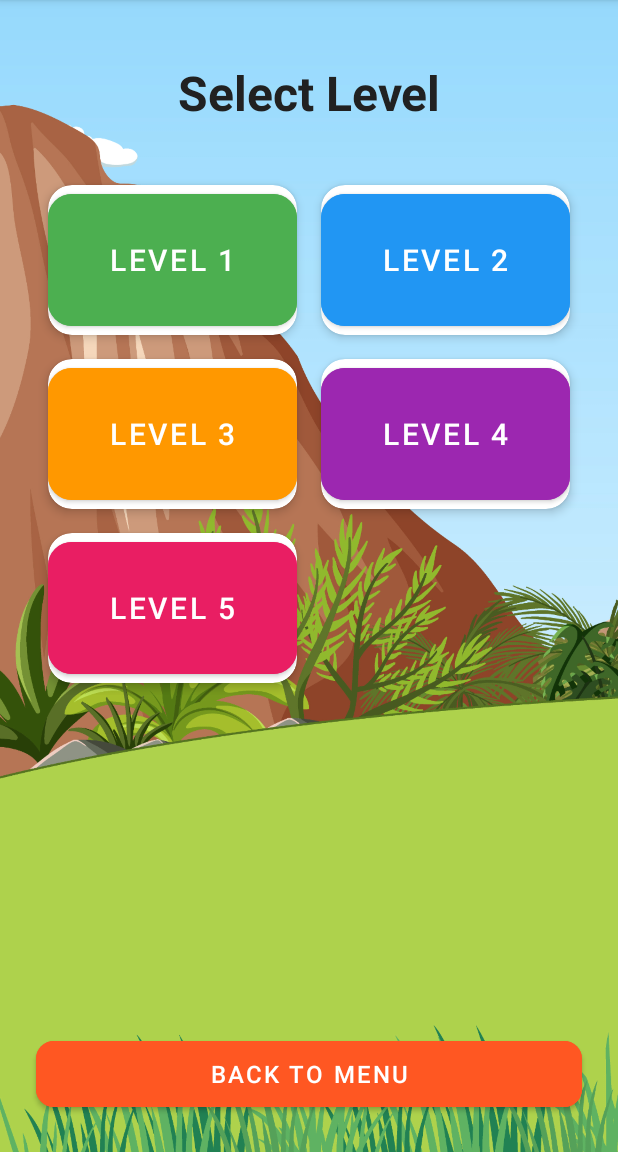
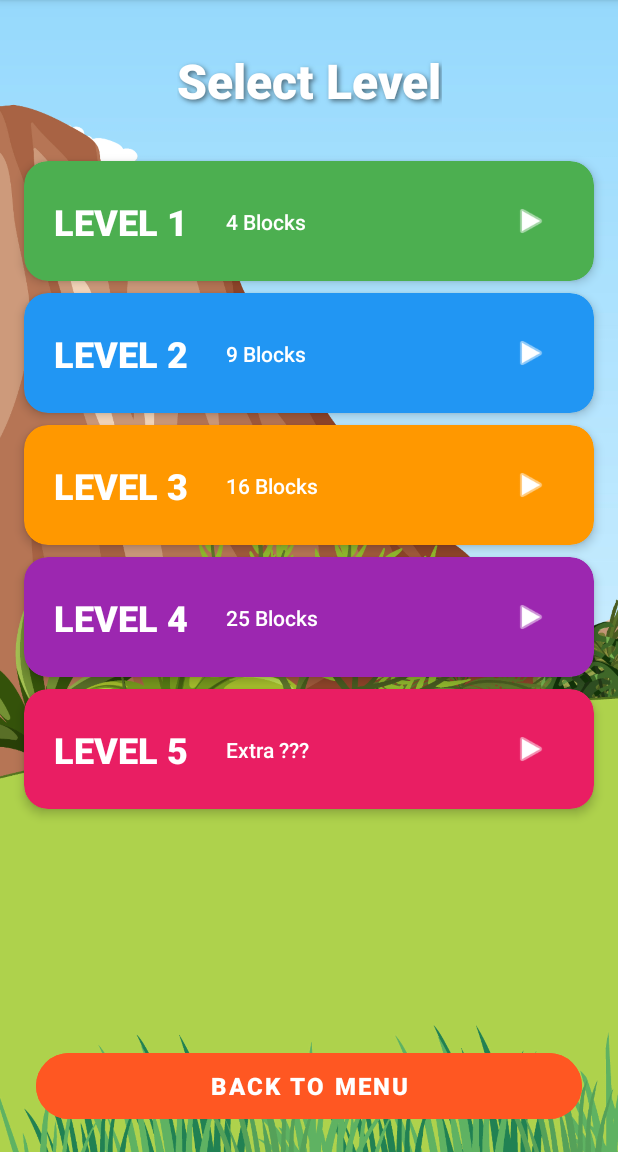
Before and after one commit to Junhui20/Whack_a_mole, an Android app: the SelectLevel screen opened directly, with no data from a screen before it, on a phone screen of 412 x 824 dp, the part 84-1236 px from its top. Run offline under Robolectric (Android 15) with nearby library versions, the phone set to English and light mode, and no system bars.

Commit message:
Update  - Level Select UI Redesign  - Level 5 Bug Fixes

```diff
--- a/app/src/main/java/com/crazycat/whack_a_mole/BaseGameActivity.java
+++ b/app/src/main/java/com/crazycat/whack_a_mole/BaseGameActivity.java
@@ -315,6 +315,44 @@ public abstract class BaseGameActivity extends AppCompatActivity {
     }
 
     /**
+     * Pauses the game timer.
+     */
+    protected void pauseTimer() {
+        if (timer != null) {
+            timer.cancel();
+        }
+    }
+
+    /**
+     * Resumes the game timer.
+     */
+    protected void resumeTimer() {
+        startTimer();
+    }
+
+    /**
+     * Starts the game timer.
+     */
+    protected void startTimer() {
+        if (timer != null) {
+            timer.cancel();
+        }
+        timer = new CountDownTimer(timeRemaining * 1000L, 1000) {
+            @Override
+            public void onTick(long millisUntilFinished) {
+                timeRemaining = (int) (millisUntilFinished / 1000);
+                timerText.setText(getString(R.string.time_format, timeRemaining));
+            }
+
+            @Override
+            public void onFinish() {
+                endLevel();
+            }
+        };
+        timer.start();
+    }
+
+    /**
      * Shows the next mole or power-up.
      */
     protected void showNextMole() {
@@ -423,25 +461,6 @@ public abstract class BaseGameActivity extends AppCompatActivity {
 
         // Show next mole after a delay
         new Handler().postDelayed(this::showNextMole, 50);
-    }
-
-    /**
-     * Starts the game timer.
-     */
-    protected void startTimer() {
-        timer = new CountDownTimer(timeRemaining * 1000L, 1000) {
-            @Override
-            public void onTick(long millisUntilFinished) {
-                timeRemaining = (int) (millisUntilFinished / 1000);
-                timerText.setText(getString(R.string.time_format, timeRemaining));
-            }
-
-            @Override
-            public void onFinish() {
-                endLevel();
-            }
-        };
-        timer.start();
     }
 
     /**
--- a/app/src/main/java/com/crazycat/whack_a_mole/GameActivity.java
+++ b/app/src/main/java/com/crazycat/whack_a_mole/GameActivity.java
@@ -47,7 +47,8 @@ public class GameActivity extends BaseGameActivity {
         }
 
         if (currentLevel == 5 && !tutorialShown) {
-            showTutorial();
+            startGame();  // Start game normally
+            showTutorial();  // Show tutorial which will pause the timer
         } else {
             startGame();
         }
@@ -83,7 +84,19 @@ public class GameActivity extends BaseGameActivity {
         return R.layout.activity_game;
     }
 
+    private void setupGameWithoutTimer() {
+        score = getIntent().getIntExtra(getString(R.string.extra_score), 0);
+        scoreText.setText(getString(R.string.score_display, score));
+        achievementManager = new AchievementManager(this);
+        isGameActive = true;
+        if (timerText != null) {
+            timerText.setText(getString(R.string.time_format, timeRemaining));
+        }
+    }
+
     private void showTutorial() {
+        pauseTimer();  // Pause the timer when showing tutorial
+
         Dialog dialog = new Dialog(this, R.style.LightDialogTheme);
         dialog.setContentView(R.layout.dialog_tutorial);
         dialog.setCancelable(false);
@@ -107,7 +120,7 @@ public class GameActivity extends BaseGameActivity {
             startButton.setOnClickListener(v -> {
                 dialog.dismiss();
                 tutorialShown = true;
-                startGame();
+                resumeTimer();  // Resume the timer when tutorial is dismissed
             });
         }
 
--- /dev/null
+++ b/app/src/main/java/com/crazycat/whack_a_mole/LevelAdapter.java
@@ -0,0 +1,81 @@
+package com.crazycat.whack_a_mole;
+
+import android.content.Context;
+import android.graphics.Color;
+import android.view.LayoutInflater;
+import android.view.View;
+import android.view.ViewGroup;
+import android.view.animation.AnimationUtils;
+import android.widget.TextView;
+import androidx.annotation.NonNull;
+import androidx.recyclerview.widget.RecyclerView;
+import com.google.android.material.card.MaterialCardView;
+
+public class LevelAdapter extends RecyclerView.Adapter<LevelAdapter.LevelViewHolder> {
+    private final Context context;
+    private final OnLevelClickListener listener;
+    private final int[] levelColors = {
+        Color.parseColor("#4CAF50"), // Green
+        Color.parseColor("#2196F3"), // Blue
+        Color.parseColor("#FF9800"), // Orange
+        Color.parseColor("#9C27B0"), // Purple
+        Color.parseColor("#E91E63")  // Pink
+    };
+    private final String[] levelDescriptions = {
+        "4 Blocks",
+        "9 Blocks",
+        "16 Blocks",
+        "25 Blocks",
+        "Extra ???"
+    };
+
+    public interface OnLevelClickListener {
+        void onLevelClick(int level);
+    }
+
+    public LevelAdapter(Context context, OnLevelClickListener listener) {
+        this.context = context;
+        this.listener = listener;
+    }
+
+    @NonNull
+    @Override
+    public LevelViewHolder onCreateViewHolder(@NonNull ViewGroup parent, int viewType) {
+        View view = LayoutInflater.from(context).inflate(R.layout.level_item, parent, false);
+        return new LevelViewHolder(view);
+    }
+
+    @Override
+    public void onBindViewHolder(@NonNull LevelViewHolder holder, int position) {
+        int level = position + 1;
+        holder.levelNumber.setText("LEVEL " + level);
+        holder.levelDescription.setText(levelDescriptions[position]);
+        holder.card.setCardBackgroundColor(levelColors[position]);
+
+        // Apply animation
+        holder.itemView.startAnimation(AnimationUtils.loadAnimation(context, R.anim.item_animation));
+
+        holder.itemView.setOnClickListener(v -> {
+            v.startAnimation(AnimationUtils.loadAnimation(context, R.anim.button_click));
+            listener.onLevelClick(level);
+        });
+    }
+
+    @Override
+    public int getItemCount() {
+        return 5;
+    }
+
+    static class LevelViewHolder extends RecyclerView.ViewHolder {
+        MaterialCardView card;
+        TextView levelNumber;
+        TextView levelDescription;
+
+        LevelViewHolder(View itemView) {
+            super(itemView);
+            card = (MaterialCardView) itemView;
+            levelNumber = itemView.findViewById(R.id.levelNumber);
+            levelDescription = itemView.findViewById(R.id.levelDescription);
+        }
+    }
+}
--- a/app/src/main/java/com/crazycat/whack_a_mole/SelectLevel.java
+++ b/app/src/main/java/com/crazycat/whack_a_mole/SelectLevel.java
@@ -1,42 +1,39 @@
 package com.crazycat.whack_a_mole;
 
 import androidx.appcompat.app.AppCompatActivity;
+import androidx.recyclerview.widget.LinearLayoutManager;
+import androidx.recyclerview.widget.RecyclerView;
 import android.content.Intent;
 import android.os.Bundle;
 import android.view.View;
 
 // Activity for selecting game difficulty level (1-5)
-public class SelectLevel extends AppCompatActivity {
+public class SelectLevel extends AppCompatActivity implements LevelAdapter.OnLevelClickListener {
+    private RecyclerView levelRecyclerView;
+    private LevelAdapter adapter;
 
     @Override
     protected void onCreate(Bundle savedInstanceState) {
         super.onCreate(savedInstanceState);
         setContentView(R.layout.activity_select_level);
+
+        levelRecyclerView = findViewById(R.id.levelRecyclerView);
+        setupRecyclerView();
     }
 
-    // Handles level button clicks and starts game with selected level
-    public void onLevelClick(View view) {
-        int level = -1;
-        int viewId = view.getId();
+    private void setupRecyclerView() {
+        adapter = new LevelAdapter(this, this);
+        levelRecyclerView.setLayoutManager(new LinearLayoutManager(this));
+        levelRecyclerView.setAdapter(adapter);
+    }
 
-        if (viewId == R.id.level1_btn) {
-            level = 1;
-        } else if (viewId == R.id.level2_btn) {
-            level = 2;
-        } else if (viewId == R.id.level3_btn) {
-            level = 3;
-        } else if (viewId == R.id.level4_btn) {
-            level = 4;
-        } else if (viewId == R.id.level5_btn) {
-            level = 5;
-        }
-
-        if (level > 0) {
-            Intent intent = new Intent(this, GameActivity.class);
-            intent.putExtra("level", level);
-            startActivity(intent);
-            overridePendingTransition(R.anim.slide_in_right, R.anim.slide_out_left);
-        }
+    // Handles level selection and starts game with selected level
+    @Override
+    public void onLevelClick(int level) {
+        Intent intent = new Intent(this, GameActivity.class);
+        intent.putExtra("level", level);
+        startActivity(intent);
+        overridePendingTransition(R.anim.slide_in_right, R.anim.slide_out_left);
     }
 
     // Returns to previous screen with slide animation
--- a/app/src/main/res/layout/activity_select_level.xml
+++ b/app/src/main/res/layout/activity_select_level.xml
@@ -9,134 +9,32 @@
         android:id="@+id/title"
         android:layout_width="wrap_content"
         android:layout_height="wrap_content"
-        android:layout_marginTop="40dp"
+        android:layout_marginTop="32dp"
         android:text="@string/select_level"
         android:textSize="32sp"
         android:textStyle="bold"
-        android:textColor="#212121"
+        android:textColor="#FFFFFF"
+        android:fontFamily="sans-serif-black"
+        android:elevation="4dp"
+        android:shadowColor="#80000000"
+        android:shadowDx="2"
+        android:shadowDy="2"
+        android:shadowRadius="4"
         app:layout_constraintEnd_toEndOf="parent"
         app:layout_constraintStart_toStartOf="parent"
         app:layout_constraintTop_toTopOf="parent" />
 
-    <GridLayout
-        android:id="@+id/gridLayout"
-        android:layout_width="0dp"
-        android:layout_height="wrap_content"
-        android:layout_marginStart="24dp"
-        android:layout_marginTop="32dp"
-        android:layout_marginEnd="24dp"
-        android:columnCount="2"
-        android:rowCount="3"
-        app:layout_constraintEnd_toEndOf="parent"
-        app:layout_constraintStart_toStartOf="parent"
-        app:layout_constraintTop_toBottomOf="@id/title">
-
-        <com.google.android.material.card.MaterialCardView
-            android:layout_width="0dp"
-            android:layout_height="wrap_content"
-            android:layout_rowWeight="1"
-            android:layout_columnWeight="1"
-            android:layout_margin="8dp"
-            app:cardCornerRadius="16dp"
-            app:cardElevation="4dp">
-
-            <com.google.android.material.button.MaterialButton
-                android:id="@+id/level1_btn"
-                android:layout_width="match_parent"
-                android:layout_height="100dp"
-                android:text="@string/level_1"
-                android:textSize="20sp"
-                android:onClick="onLevelClick"
-                android:backgroundTint="#4CAF50"
-                app:cornerRadius="16dp"
-                style="@style/Widget.MaterialComponents.Button"/>
-        </com.google.android.material.card.MaterialCardView>
-
-        <com.google.android.material.card.MaterialCardView
-            android:layout_width="0dp"
-            android:layout_height="wrap_content"
-            android:layout_rowWeight="1"
-            android:layout_columnWeight="1"
-            android:layout_margin="8dp"
-            app:cardCornerRadius="16dp"
-            app:cardElevation="4dp">
-
-            <com.google.android.material.button.MaterialButton
-                android:id="@+id/level2_btn"
-                android:layout_width="match_parent"
-                android:layout_height="100dp"
-                android:text="@string/level_2"
-                android:textSize="20sp"
-                android:onClick="onLevelClick"
-                android:backgroundTint="#2196F3"
-                app:cornerRadius="16dp"
-                style="@style/Widget.MaterialComponents.Button"/>
-        </com.google.android.material.card.MaterialCardView>
-
-        <com.google.android.material.card.MaterialCardView
-            android:layout_width="0dp"
-            android:layout_height="wrap_content"
-            android:layout_rowWeight="1"
-            android:layout_columnWeight="1"
-            android:layout_margin="8dp"
-            app:cardCornerRadius="16dp"
-            app:cardElevation="4dp">
-
-            <com.google.android.material.button.MaterialButton
-                android:id="@+id/level3_btn"
-                android:layout_width="match_parent"
-                android:layout_height="100dp"
-                android:text="@string/level_3"
-                android:textSize="20sp"
-                android:onClick="onLevelClick"
-                android:backgroundTint="#FF9800"
-                app:cornerRadius="16dp"
-                style="@style/Widget.MaterialComponents.Button"/>
-        </com.google.android.material.card.MaterialCardView>
-
-        <com.google.android.material.card.MaterialCardView
-            android:layout_width="0dp"
-            android:layout_height="wrap_content"
-            android:layout_rowWeight="1"
-            android:layout_columnWeight="1"
-            android:layout_margin="8dp"
-            app:cardCornerRadius="16dp"
-            app:cardElevation="4dp">
-
-            <com.google.android.material.button.MaterialButton
-                android:id="@+id/level4_btn"
-                android:layout_width="match_parent"
-                android:layout_height="100dp"
-                android:text="@string/level_4"
-                android:textSize="20sp"
-                android:onClick="onLevelClick"
-                android:backgroundTint="#9C27B0"
-                app:cornerRadius="16dp"
-                style="@style/Widget.MaterialComponents.Button"/>
-        </com.google.android.material.card.MaterialCardView>
-
-        <com.google.android.material.card.MaterialCardView
-            android:layout_width="0dp"
-            android:layout_height="wrap_content"
-            android:layout_rowWeight="1"
-            android:layout_columnWeight="1"
-            android:layout_margin="8dp"
-            app:cardCornerRadius="16dp"
-            app:cardElevation="4dp">
-
-            <com.google.android.material.button.MaterialButton
-                android:id="@+id/level5_btn"
-                android:layout_width="match_parent"
-                android:layout_height="100dp"
-                android:text="@string/level_5"
-                android:textSize="20sp"
-                android:onClick="onLevelClick"
-                android:backgroundTint="#E91E63"
-                app:cornerRadius="16dp"
-                style="@style/Widget.MaterialComponents.Button"/>
-        </com.google.android.material.card.MaterialCardView>
-
-    </GridLayout>
+    <androidx.recyclerview.widget.RecyclerView
+        android:id="@+id/levelRecyclerView"
+        android:layout_width="match_parent"
+        android:layout_height="0dp"
+        android:layout_marginTop="24dp"
+        android:layout_marginBottom="16dp"
+        android:clipToPadding="false"
+        android:paddingVertical="4dp"
+        android:overScrollMode="never"
+        app:layout_constraintTop_toBottomOf="@id/title"
+        app:layout_constraintBottom_toTopOf="@id/back_btn"/>
 
     <com.google.android.material.button.MaterialButton
         android:id="@+id/back_btn"
@@ -144,12 +42,15 @@
         android:layout_height="56dp"
         android:layout_marginStart="24dp"
         android:layout_marginEnd="24dp"
-        android:layout_marginBottom="24dp"
+        android:layout_marginBottom="16dp"
         android:text="@string/back"
         android:textSize="16sp"
+        android:textStyle="bold"
         android:onClick="onBackClick"
         android:backgroundTint="#FF5722"
-        app:cornerRadius="12dp"
+        app:cornerRadius="28dp"
+        app:elevation="4dp"
+        android:stateListAnimator="@null"
         app:layout_constraintBottom_toBottomOf="parent"
         app:layout_constraintEnd_toEndOf="parent"
         app:layout_constraintStart_toStartOf="parent" />
--- /dev/null
+++ b/app/src/main/res/layout/level_item.xml
@@ -0,0 +1,55 @@
+<?xml version="1.0" encoding="utf-8"?>
+<com.google.android.material.card.MaterialCardView
+    xmlns:android="http://schemas.android.com/apk/res/android"
+    xmlns:app="http://schemas.android.com/apk/res-auto"
+    android:layout_width="match_parent"
+    android:layout_height="80dp"
+    android:layout_marginHorizontal="16dp"
+    android:layout_marginVertical="4dp"
+    app:cardCornerRadius="16dp"
+    app:cardElevation="4dp"
+    android:foreground="?attr/selectableItemBackground"
+    android:stateListAnimator="@null">
+
+    <androidx.constraintlayout.widget.ConstraintLayout
+        android:layout_width="match_parent"
+        android:layout_height="match_parent">
+
+        <TextView
+            android:id="@+id/levelNumber"
+            android:layout_width="wrap_content"
+            android:layout_height="wrap_content"
+            android:layout_marginStart="20dp"
+            android:textSize="24sp"
+            android:textStyle="bold"
+            android:textColor="#FFFFFF"
+            android:fontFamily="sans-serif-black"
+            app:layout_constraintStart_toStartOf="parent"
+            app:layout_constraintTop_toTopOf="parent"
+            app:layout_constraintBottom_toBottomOf="parent"/>
+
+        <TextView
+            android:id="@+id/levelDescription"
+            android:layout_width="wrap_content"
+            android:layout_height="wrap_content"
+            android:layout_marginStart="25dp"
+            android:fontFamily="sans-serif-medium"
+            android:textColor="#FFFFFF"
+            android:textSize="14sp"
+            app:layout_constraintBottom_toBottomOf="@id/levelNumber"
+            app:layout_constraintStart_toEndOf="@id/levelNumber"
+            app:layout_constraintTop_toTopOf="@id/levelNumber" />
+
+        <ImageView
+            android:layout_width="24dp"
+            android:layout_height="24dp"
+            android:layout_marginEnd="30dp"
+            android:src="@android:drawable/ic_media_play"
+            app:layout_constraintBottom_toBottomOf="parent"
+            app:layout_constraintEnd_toEndOf="parent"
+            app:layout_constraintTop_toTopOf="parent"
+            app:tint="#FFFFFF" />
+
+    </androidx.constraintlayout.widget.ConstraintLayout>
+
+</com.google.android.material.card.MaterialCardView>
```
Also changed, not shown: app/src/main/res/anim/button_click.xml (added, +12 -0 lines), app/src/main/res/anim/item_animation.xml (added, +20 -0 lines), app/src/main/res/anim/button_scale.xml (added).
